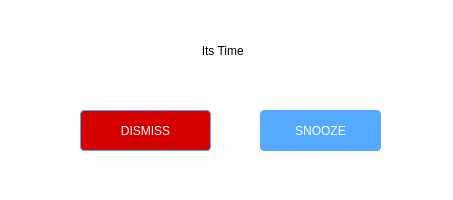
The window that project/ui/qt/reminder_msg_window.ui (ankity10/be-project) describes before a commit, drawn with Qt 5.
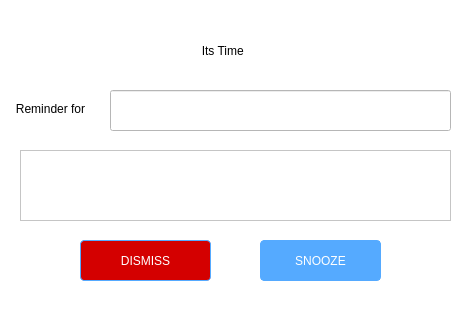
The same window after the commit.

The edit to the form file:
```diff
--- a/project/ui/qt/reminder_msg_window.ui
+++ b/project/ui/qt/reminder_msg_window.ui
@@ -6,8 +6,8 @@
    <rect>
     <x>0</x>
     <y>0</y>
-    <width>453</width>
-    <height>200</height>
+    <width>469</width>
+    <height>312</height>
    </rect>
   </property>
   <property name="windowTitle">
@@ -54,7 +54,7 @@
    <property name="geometry">
     <rect>
      <x>80</x>
-     <y>110</y>
+     <y>240</y>
      <width>131</width>
      <height>41</height>
     </rect>
@@ -79,7 +79,7 @@
    <property name="geometry">
     <rect>
      <x>260</x>
-     <y>110</y>
+     <y>240</y>
      <width>121</width>
      <height>41</height>
     </rect>
@@ -100,6 +100,42 @@
     <string>SNOOZE</string>
    </property>
   </widget>
+  <widget class="QTextEdit" name="window_title">
+   <property name="geometry">
+    <rect>
+     <x>20</x>
+     <y>150</y>
+     <width>431</width>
+     <height>71</height>
+    </rect>
+   </property>
+  </widget>
+  <widget class="QLabel" name="label">
+   <property name="geometry">
+    <rect>
+     <x>0</x>
+     <y>100</y>
+     <width>101</width>
+     <height>18</height>
+    </rect>
+   </property>
+   <property name="text">
+    <string>Reminder for</string>
+   </property>
+   <property name="alignment">
+    <set>Qt::AlignCenter</set>
+   </property>
+  </widget>
+  <widget class="QLineEdit" name="process_name">
+   <property name="geometry">
+    <rect>
+     <x>110</x>
+     <y>90</y>
+     <width>341</width>
+     <height>41</height>
+    </rect>
+   </property>
+  </widget>
  </widget>
  <resources/>
  <connections/>
```
